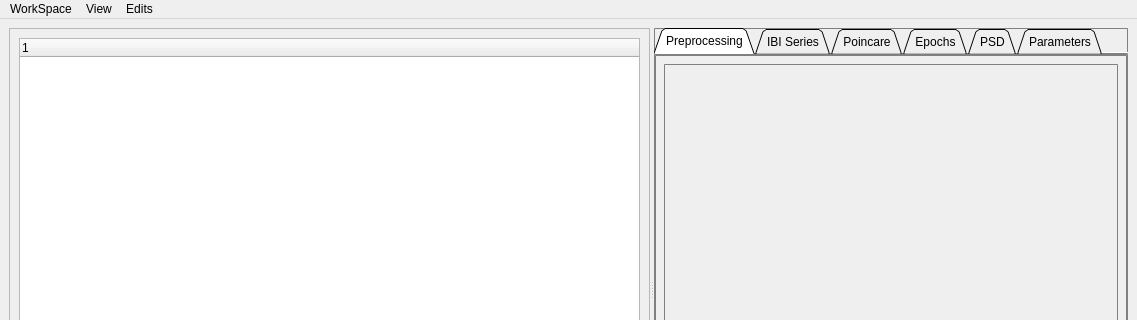
First picture: the form in altform.ui, repository markspan/spectHR, before the edit; both pictures show x 0 to 1137 and y 0 to 320 of the 1137 by 580 pixel window.
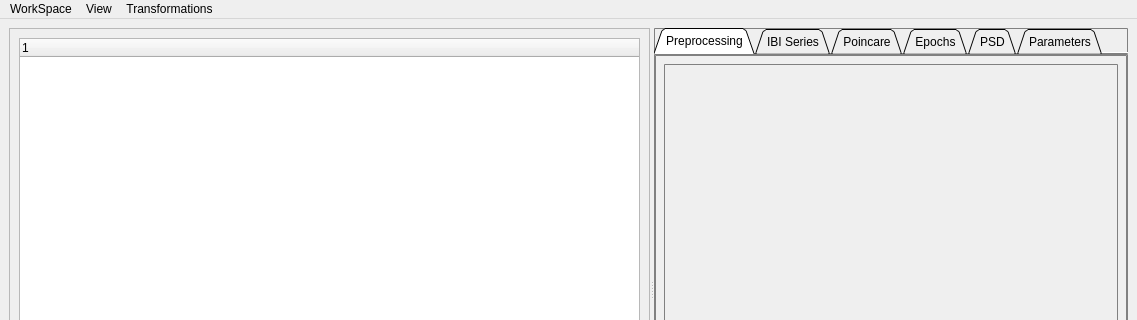
Second picture: the form after the edit.

Patch:
```diff
--- a/altform.ui
+++ b/altform.ui
@@ -298,7 +298,7 @@
    </widget>
    <widget class="QMenu" name="menuEdits">
     <property name="title">
-     <string>Edits</string>
+     <string>Transformations</string>
     </property>
     <addaction name="actionAdd_Epoch"/>
    </widget>
```
